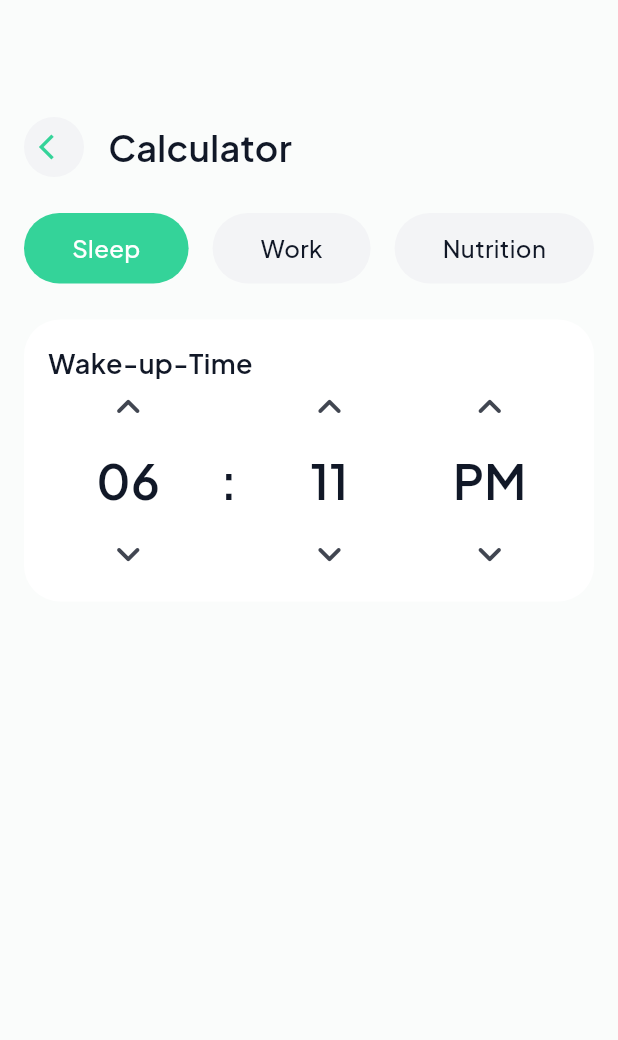
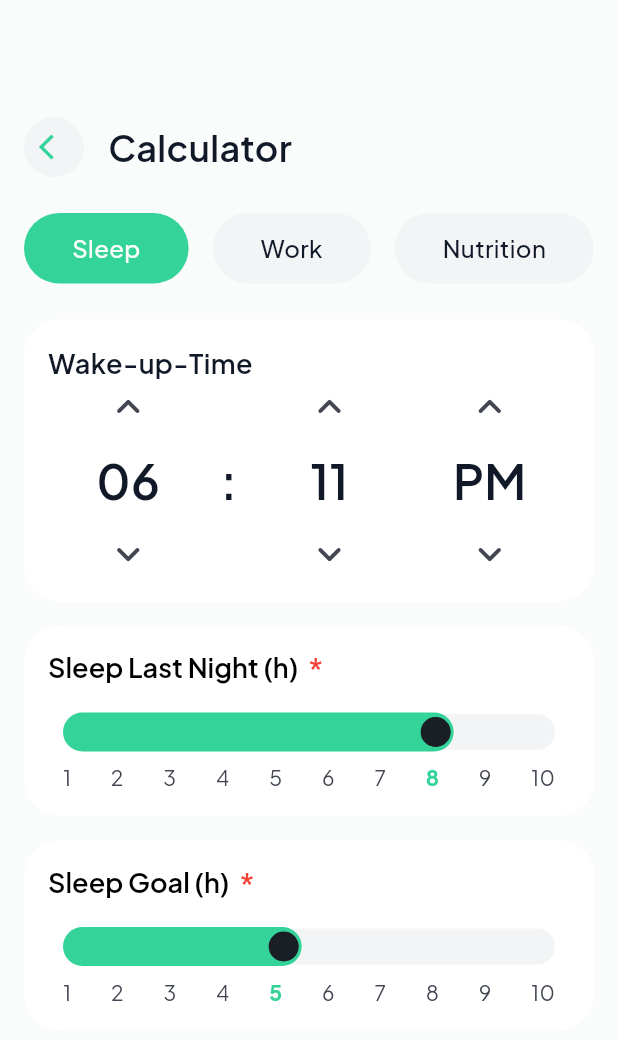
Before and after one commit to Dev-Ninjas-Backup/chrisimhof, a Flutter app: the CalculatorScreen screen opened directly, on a phone screen of 412 x 824 dp. Shown: the top 1040 px of the screen. Run offline on Flutter 3.47's test engine with Material 3 defaults, Android fonts, the phone set to English and light mode, and no system bars; our stand-ins replace fl_chart, flutter_easyloading, get, google_fonts, image_picker, shared_preferences; accounts and stored records are empty; project files that could hold a hidden picture were left out.

Commit message:
custom range slider done

```diff
--- /dev/null
+++ b/devtools_options.yaml
@@ -0,0 +1,3 @@
+description: This file stores settings for Dart & Flutter DevTools.
+documentation: https://docs.flutter.dev/tools/devtools/extensions#configure-extension-enablement-states
+extensions:
--- a/lib/chrisimhof.dart
+++ b/lib/chrisimhof.dart
@@ -10,7 +10,7 @@ class Chrisimhof extends StatelessWidget {
   Widget build(BuildContext context) {
     return GetMaterialApp(
       debugShowCheckedModeBanner: false,
-      initialRoute: AppRoutes.getSplashScreen(),
+      initialRoute: AppRoutes.getMedicalDisclaimerScreen(),
       getPages: AppRoutes.routes,
       builder: EasyLoading.init(),
       themeMode: ThemeMode.light,
--- /dev/null
+++ b/lib/core/common/widgets/custom_range_slider.dart
@@ -0,0 +1,109 @@
+import 'package:chrisimhof/core/const/app_colors.dart';
+import 'package:chrisimhof/core/const/global_text_style.dart';
+import 'package:flutter/material.dart';
+
+class CustomRangeSlider extends StatelessWidget {
+  final String headerText;
+  final double currentValue;
+  final double min;
+  final double max;
+  final Function(double) onChanged;
+
+  const CustomRangeSlider({
+    super.key,
+    required this.headerText,
+    required this.currentValue,
+    required this.onChanged,
+    this.min = 1,
+    this.max = 10,
+  });
+
+  @override
+  Widget build(BuildContext context) {
+    return Container(
+      width: double.infinity,
+      padding: const EdgeInsets.all(16.0),
+      decoration: BoxDecoration(
+        color: Colors.white,
+        borderRadius: BorderRadius.circular(24.0),
+      ),
+      child: Column(
+        mainAxisSize: MainAxisSize.min,
+        crossAxisAlignment: CrossAxisAlignment.start,
+        children: [
+          RichText(
+            text: TextSpan(
+              text: headerText,
+              style: getTextStyle(
+                fontSize: 18,
+                fontWeight: FontWeight.w600,
+                color: Colors.black,
+              ),
+              children: const [
+                TextSpan(
+                  text: ' *',
+                  style: TextStyle(color: Colors.red),
+                ),
+              ],
+            ),
+          ),
+          const SizedBox(height: 20),
+
+          SliderTheme(
+            data: SliderTheme.of(context).copyWith(
+              trackHeight: 24.0,
+              trackShape: const RoundedRectSliderTrackShape(),
+              activeTrackColor: AppColors.primaryButtonColor,
+              inactiveTrackColor: const Color(0xFFF3F4F6),
+
+              thumbColor: const Color(0xFF1A1F26),
+              thumbShape: const RoundSliderThumbShape(
+                enabledThumbRadius: 10.0,
+                elevation: 0,
+              ),
+
+              overlayShape: SliderComponentShape.noOverlay,
+
+              showValueIndicator: ShowValueIndicator.never,
+            ),
+            child: Column(
+              children: [
+                Slider(
+                  value: currentValue,
+                  min: min,
+                  max: max,
+                  divisions: (max - min).toInt(),
+                  onChanged: onChanged,
+                ),
+                const SizedBox(height: 8),
+                Padding(
+                  padding: const EdgeInsets.symmetric(horizontal: 10.0),
+                  child: Row(
+                    mainAxisAlignment: MainAxisAlignment.spaceBetween,
+                    children: List.generate(
+                      (max - min + 1).toInt(),
+                      (index) {
+                        double val = min + index;
+                        bool isSelected = val == currentValue;
+                        return Text(
+                          val.toInt().toString(),
+                          style: getTextStyle(
+                            fontSize: 14,
+                            fontWeight: isSelected ? FontWeight.bold : FontWeight.normal,
+                            color: isSelected
+                                ? AppColors.primaryButtonColor
+                                : const Color(0xFF414651),
+                          ),
+                        );
+                      },
+                    ),
+                  ),
+                ),
+              ],
+            ),
+          ),
+        ],
+      ),
+    );
+  }
+}
--- a/lib/features/calculator/widgets/calculator_sleep_widget.dart
+++ b/lib/features/calculator/widgets/calculator_sleep_widget.dart
@@ -1,4 +1,5 @@
 import 'package:chrisimhof/core/common/controller/time_controller.dart';
+import 'package:chrisimhof/core/common/widgets/custom_range_slider.dart';
 import 'package:chrisimhof/core/common/widgets/time_widget.dart';
 import 'package:flutter/material.dart';
 import 'package:get/get.dart';
@@ -16,6 +17,10 @@ class CalculatorSleepWidget extends StatelessWidget {
     return Column(
       children: [
         TimeWidget(topTitle: 'Wake-up-Time', controller: wakeUpController),
+        SizedBox(height: 16),
+        CustomRangeSlider(headerText: 'Sleep Last Night (h) ', currentValue: 8, onChanged: (double p1) {  }),
+         SizedBox(height: 16),
+        CustomRangeSlider(headerText: 'Sleep Goal (h) ', currentValue: 5, onChanged: (double p1) {  }),
       ],
     );
   }
```
